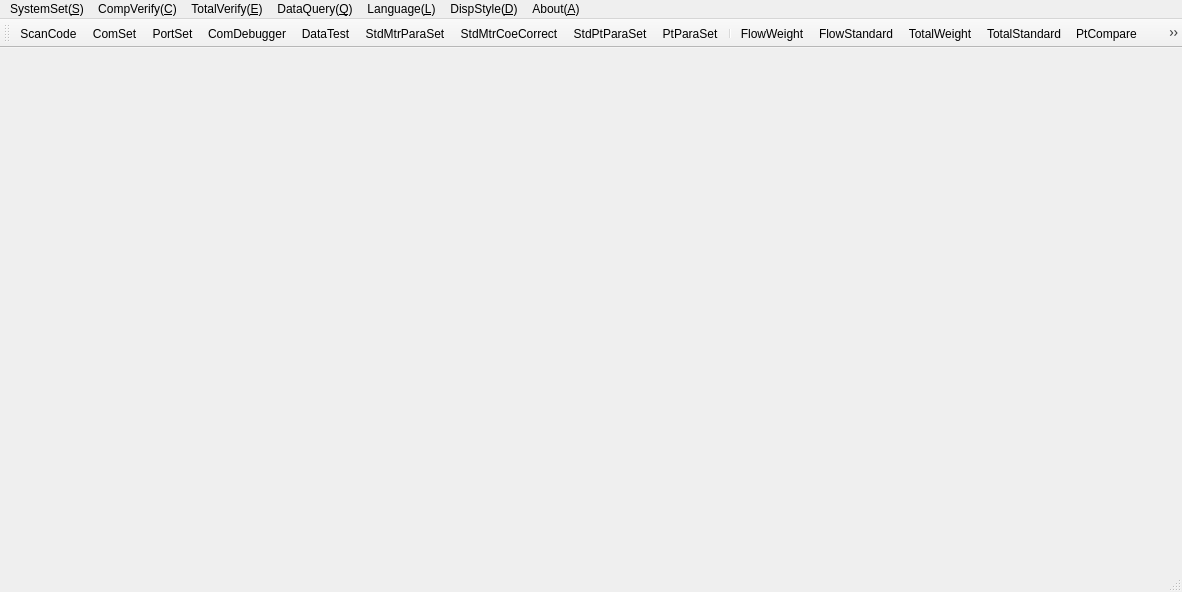
Qt form source/gui/ui/mainform.ui (flimmy78/qtverify) before a commit.
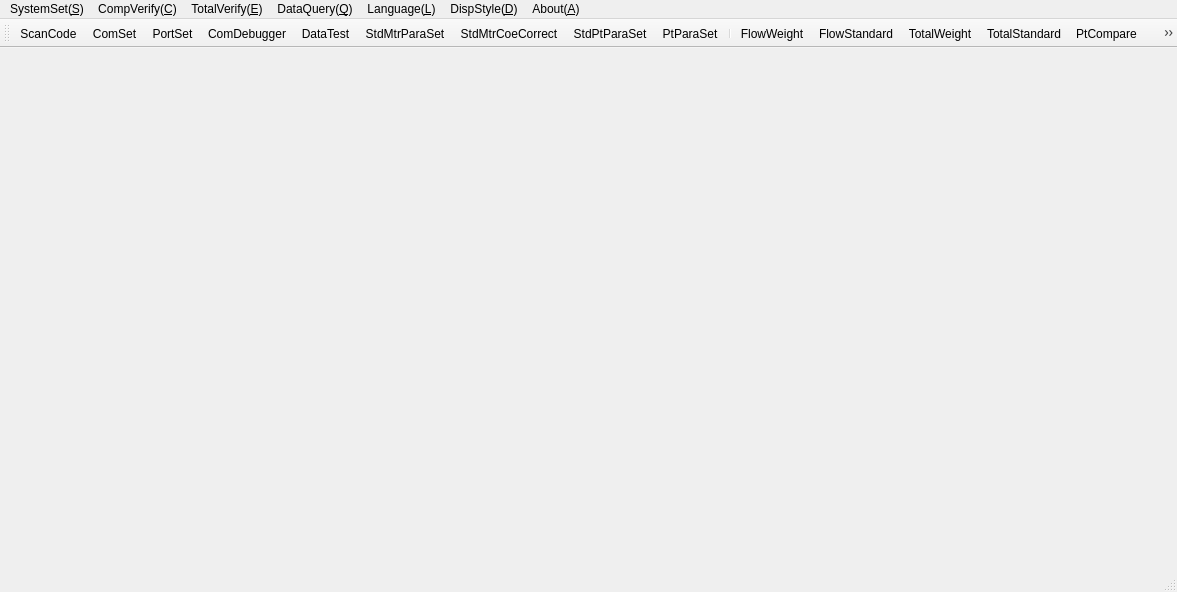
The same form after that commit. Icons and pictures are not drawn.

What changed in the file:
```diff
--- a/source/gui/ui/mainform.ui
+++ b/source/gui/ui/mainform.ui
@@ -6,7 +6,7 @@
    <rect>
     <x>0</x>
     <y>0</y>
-    <width>1182</width>
+    <width>1177</width>
     <height>592</height>
    </rect>
   </property>
@@ -32,7 +32,7 @@
     <rect>
      <x>0</x>
      <y>0</y>
-     <width>1182</width>
+     <width>1177</width>
      <height>23</height>
     </rect>
    </property>
```
Left out of the diff: 4 changed lines with no effect on the pictures.
